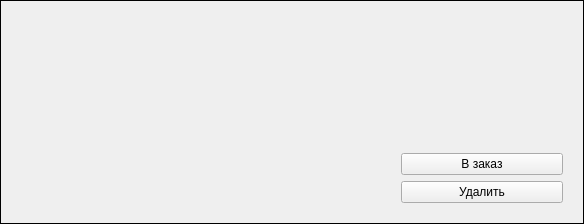
The window that ui/product_item.ui (Oxxy63m/demka) describes before a commit, drawn with Qt 5.
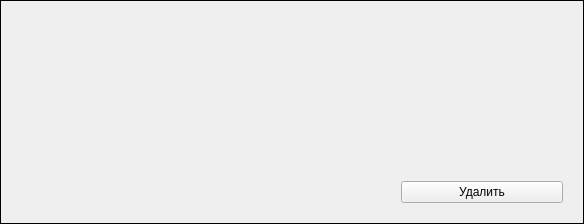
The same window after the commit.

```diff
--- a/ui/product_item.ui
+++ b/ui/product_item.ui
@@ -36,7 +36,6 @@
      <property name="minimumSize"><size><width>180</width><height>0</height></size></property>
      <layout class="QVBoxLayout" name="vl_actions">
       <item><widget class="QLabel" name="discount_label"><property name="minimumSize"><size><width>160</width><height>50</height></size></property><property name="alignment"><set>Qt::AlignCenter</set></property><property name="wordWrap"><bool>true</bool></property></widget></item>
-      <item><widget class="QPushButton" name="btn_order"><property name="text"><string>В заказ</string></property></widget></item>
       <item><widget class="QPushButton" name="btn_delete"><property name="text"><string>Удалить</string></property></widget></item>
      </layout>
     </widget>
```
